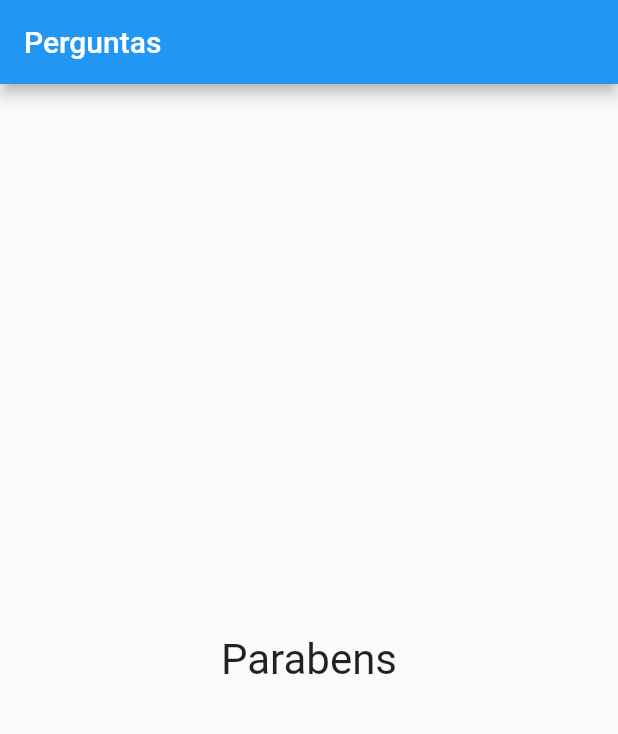
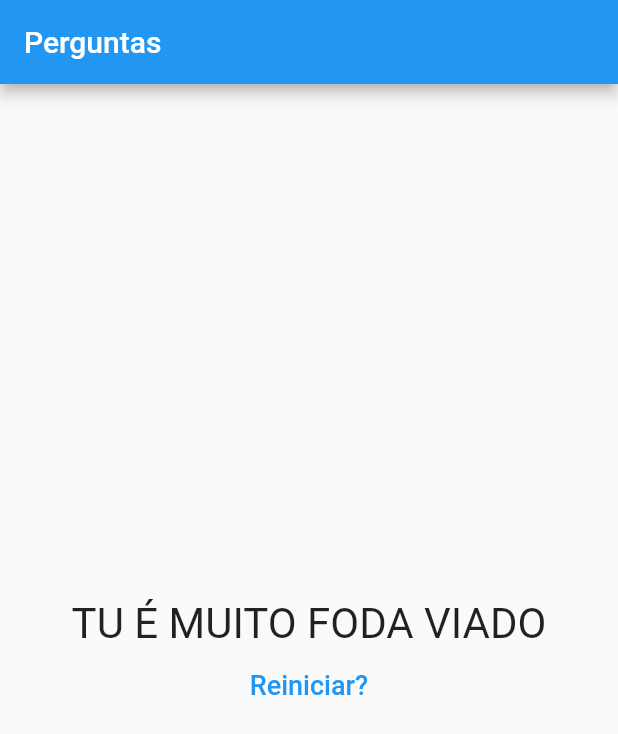
Before and after one commit to JoaoMWatson/udemyFlutter, a Flutter app: the screen it shows after launch, after a tap on "Preto", after a tap on "Gato", after a tap on "Cuelho", on a phone screen of 412 x 824 dp. Shown: the top 734 px of the screen. Run offline on Flutter 3.47's test engine with Material 2 defaults, Android fonts, the phone set to English and light mode, and no system bars.

Commit message:
capitulo 1 terminado amem

```diff
--- a/projeto_pergunta/lib/main.dart
+++ b/projeto_pergunta/lib/main.dart
@@ -1,35 +1,59 @@
 import 'package:flutter/cupertino.dart';
 import 'package:flutter/material.dart';
-import './questao.dart';
-import './resposta.dart';
+import './questionario.dart';
+import './resultado.dart';
 
 main() => runApp(PerguntaApp());
 
 class _PerguntaAppState extends State<PerguntaApp> {
   var _perguntaSelecionada = 0;
+  var _pontuacaoTotal = 0;
 
   final _perguntas = const [
     {
       'texto': 'Qual é a sua cor favorita?',
-      'respostas': ['Preto', 'Vermelho', 'Azul', 'Branco'],
+      'respostas': [
+        {'texto': 'Preto', 'pontuacao': 10},
+        {'texto': 'Vermelho', 'pontuacao': 1},
+        {'texto': 'Azul', 'pontuacao': 7},
+        {'texto': 'Branco', 'pontuacao': 5},
+      ],
     },
     {
       'texto': 'Qual o seu animal favorito?',
-      'respostas': ['Cachorro', 'Gato', 'Coelho', 'Cobra'],
+      'respostas': [
+        {'texto': 'Cachorro', 'pontuacao': 2},
+        {'texto': 'Gato', 'pontuacao': 10},
+        {'texto': 'Coelho', 'pontuacao': 4},
+        {'texto': 'Cobra', 'pontuacao': 8},
+      ],
     },
     {
       'texto': 'Qual o seu instrutor favorito?',
-      'respostas': ['João', 'Maria', 'Cuelho', 'Leo'],
+      'respostas': [
+        {'texto': 'João', 'pontuacao': 0},
+        {'texto': 'Maria', 'pontuacao': 3},
+        {'texto': 'Cuelho', 'pontuacao': 6},
+        {'texto': 'Leo', 'pontuacao': 10},
+      ],
     }
   ];
 
-  void _responder() {
+  void _responder(int pontuacao) {
     // nesse metodo colocamos oq vai ser alterado
     if (temPerguntaSelecionada) {
       setState(() {
         _perguntaSelecionada++;
+        _pontuacaoTotal += pontuacao;
       });
     }
+  }
+
+  void _reiniciarQuestionario(){
+    setState(() {
+      _perguntaSelecionada = 0;
+      _pontuacaoTotal = 0;
+    });
   }
 
   bool get temPerguntaSelecionada {
@@ -38,29 +62,18 @@ class _PerguntaAppState extends State<PerguntaApp> {
 
   @override
   Widget build(BuildContext context) {
-    List<String> respostas = temPerguntaSelecionada
-        ? _perguntas[_perguntaSelecionada]['respostas']
-        : null;
-
     return MaterialApp(
       home: Scaffold(
         appBar: AppBar(
           title: Text('Perguntas'),
         ),
         body: temPerguntaSelecionada
-            ? Column(
-                children: <Widget>[
-                  Questao(_perguntas[_perguntaSelecionada]['texto']),
-                  ...respostas
-                      .map((texto) => Resposta(texto, _responder))
-                      .toList(),
-                ],
+            ? Questionario(
+                perguntas: _perguntas,
+                perguntaSelecionada: _perguntaSelecionada,
+                quandoResponder: _responder,
               )
-            : Center(
-                child: Text(
-                'Parabens',
-                style: TextStyle(fontSize: 28),
-              )),
+            : Resultado(_pontuacaoTotal, _reiniciarQuestionario),
       ),
     );
   }
--- /dev/null
+++ b/projeto_pergunta/lib/questionario.dart
@@ -0,0 +1,37 @@
+import 'package:flutter/material.dart';
+import './questao.dart';
+import './resposta.dart';
+
+class Questionario extends StatelessWidget {
+  final List<Map<String, Object>> perguntas;
+  final int perguntaSelecionada;
+  final void Function(int) quandoResponder;
+
+  Questionario({
+    @required this.perguntas,
+    @required this.perguntaSelecionada,
+    @required this.quandoResponder,
+  });
+
+  bool get temPerguntaSelecionada {
+    return perguntaSelecionada < perguntas.length;
+  }
+
+  @override
+  Widget build(BuildContext context) {
+    List<Map<String, Object>> respostas = temPerguntaSelecionada
+        ? perguntas[perguntaSelecionada]['respostas']
+        : null;
+    return Column(
+      children: <Widget>[
+        Questao(perguntas[perguntaSelecionada]['texto']),
+        ...respostas.map((resp) {
+          return Resposta(
+            resp['texto'],
+            () => quandoResponder(resp['pontuacao']),
+          );
+        }).toList(),
+      ],
+    );
+  }
+}
--- /dev/null
+++ b/projeto_pergunta/lib/resultado.dart
@@ -0,0 +1,43 @@
+import 'package:flutter/material.dart';
+
+class Resultado extends StatelessWidget {
+  final int pontuacao;
+  final void Function() quandoReiniciarQuestionario;
+
+  Resultado(this.pontuacao, this.quandoReiniciarQuestionario);
+
+  String get fraseResultado {
+    if (pontuacao < 8) {
+      return 'Meh';
+    } else if (pontuacao < 12) {
+      return 'Você é bom';
+    } else if (pontuacao < 16) {
+      return 'vc é pika';
+    } else {
+      return 'TU É MUITO FODA VIADO';
+    }
+  }
+
+  @override
+  Widget build(BuildContext context) {
+    return Column(
+      mainAxisAlignment: MainAxisAlignment.center,
+      children: [
+        Center(
+          child: Text(
+            fraseResultado,
+            style: TextStyle(fontSize: 28),
+          ),
+        ),
+        FlatButton(
+          child: Text(
+            'Reiniciar?',
+            style: TextStyle(fontSize: 18),
+          ),
+          textColor: Colors.blue,
+          onPressed: quandoReiniciarQuestionario,
+        )
+      ],
+    );
+  }
+}
```
